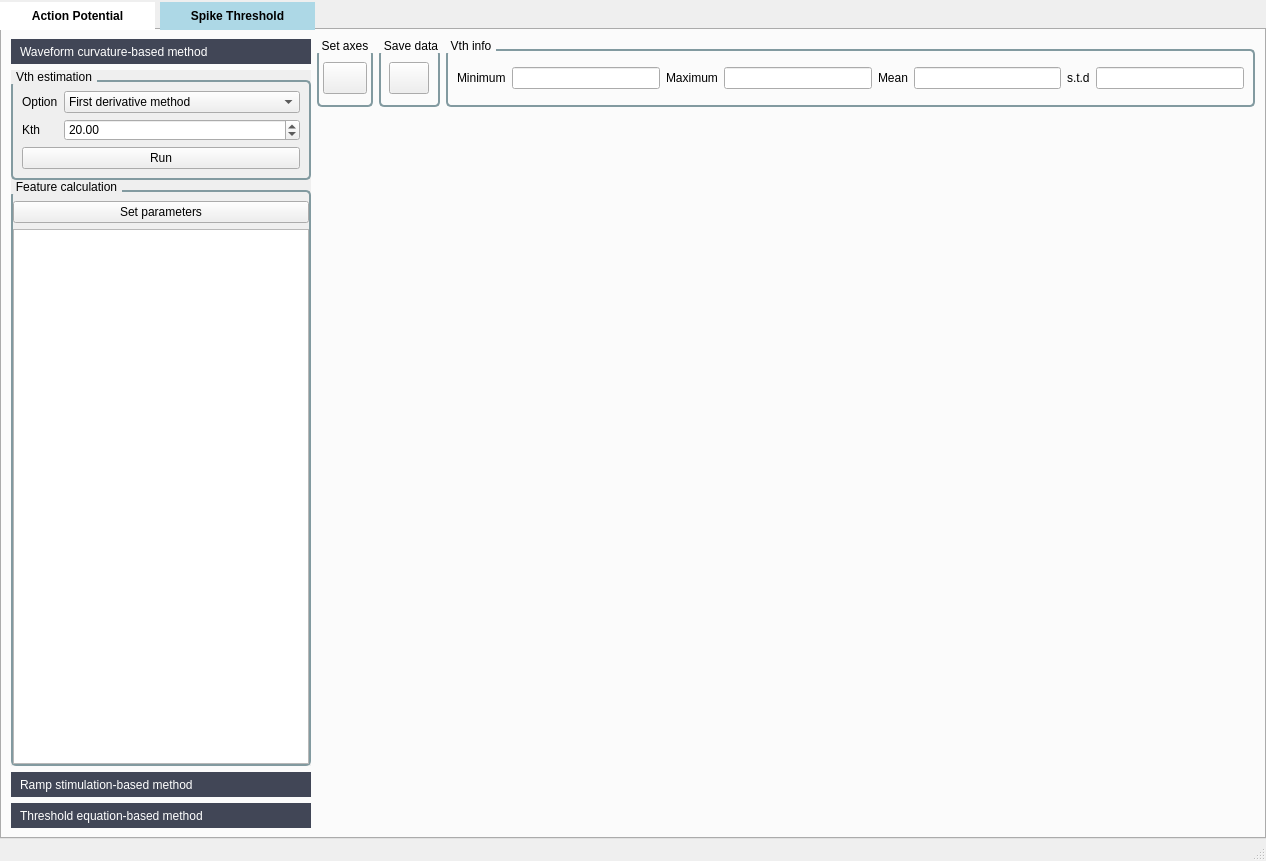
WindyMelodies/APThreshold, file ui/main_window.ui: the form before one commit.
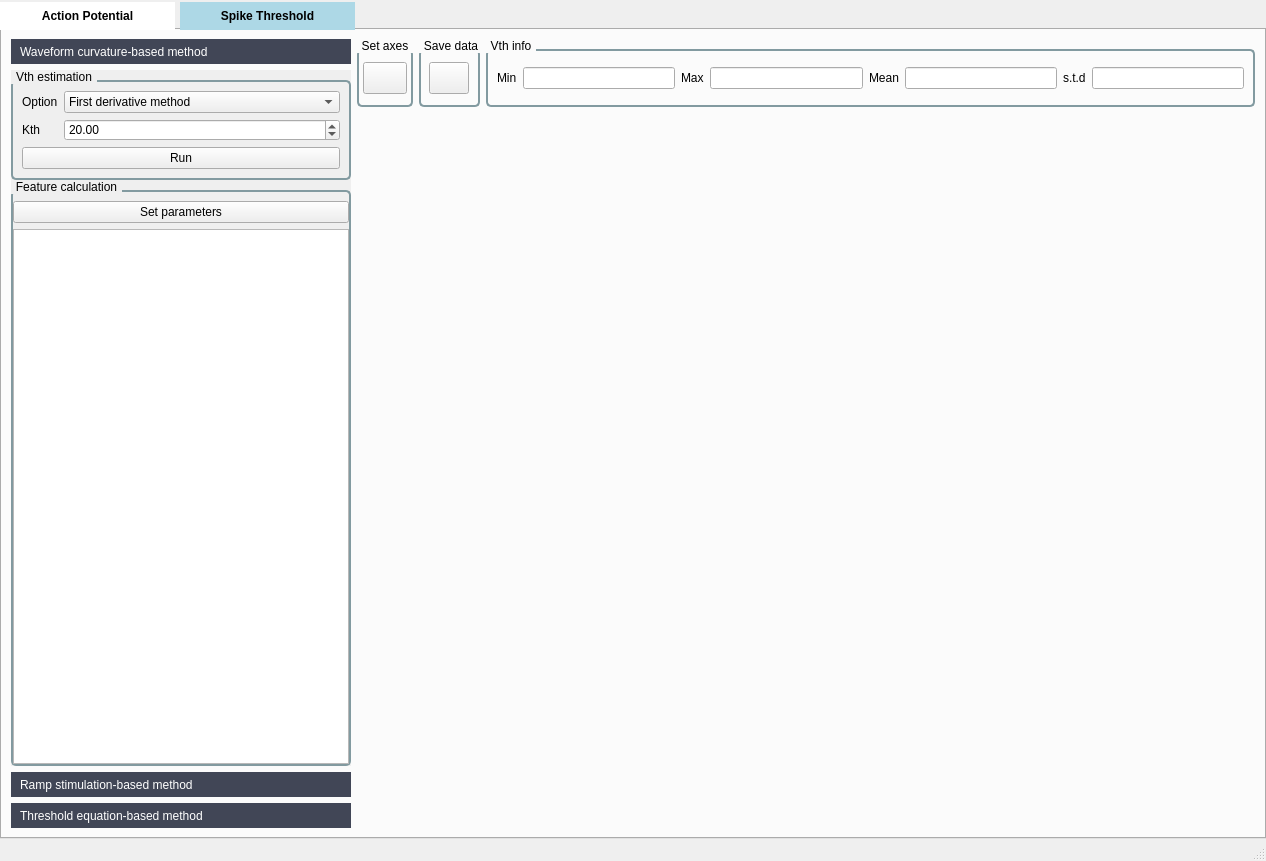
The form after the commit. The open tabs and pages were chosen to show the change. Icons and pictures are not drawn.

```diff
--- a/ui/main_window.ui
+++ b/ui/main_window.ui
@@ -56,7 +56,7 @@
 	/*font-family:Times New Roman ;*/
 	font-weight: bold;
 	/*font-size:15px;*/
-    min-width: 145px;
+    min-width: 165px;
     margin-right: 5px;
     padding-left: 5px;
     padding-right: 5px;
@@ -908,7 +908,7 @@
           </property>
           <property name="minimumSize">
            <size>
-            <width>300</width>
+            <width>340</width>
             <height>0</height>
            </size>
           </property>
@@ -937,8 +937,8 @@
             <rect>
              <x>0</x>
              <y>0</y>
-             <width>300</width>
-             <height>231</height>
+             <width>340</width>
+             <height>695</height>
             </rect>
            </property>
            <property name="sizePolicy">
@@ -1399,7 +1399,7 @@
                 <item row="0" column="0">
                  <widget class="QLabel" name="label_minimum_Vth">
                   <property name="text">
-                   <string>Minimum</string>
+                   <string>Min</string>
                   </property>
                  </widget>
                 </item>
@@ -1427,7 +1427,7 @@
                 <item row="0" column="2">
                  <widget class="QLabel" name="label_maximum_Vth">
                   <property name="text">
-                   <string>Maximum</string>
+                   <string>Max</string>
                   </property>
                  </widget>
                 </item>
```
Left out of the diff: 10 changed lines with no effect on the pictures.
